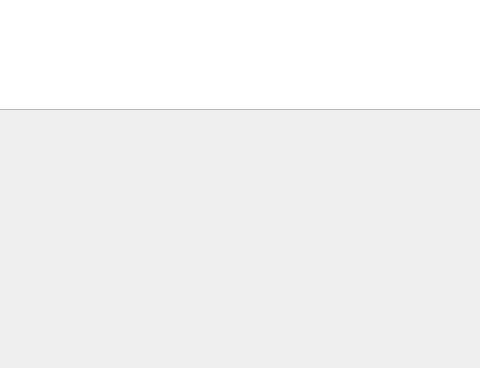
The window that forms/viewquestions.ui (vanshgupta29100/Quiz-Application-CPP-Qt) describes before a commit, drawn with Qt 5; both pictures show x 155 to 635 and y 232 to 600 of the 800 by 600 pixel window.
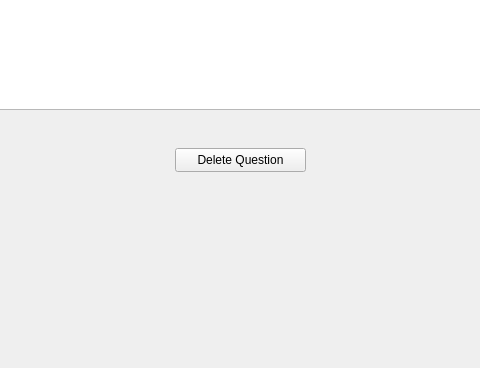
The same window after the commit.

Commit message: Added Delete Question Module

Diff of the .ui file:
```diff
--- a/forms/viewquestions.ui
+++ b/forms/viewquestions.ui
@@ -78,6 +78,19 @@
      </property>
     </column>
    </widget>
+   <widget class="QPushButton" name="deleteButton">
+    <property name="geometry">
+     <rect>
+      <x>330</x>
+      <y>380</y>
+      <width>131</width>
+      <height>24</height>
+     </rect>
+    </property>
+    <property name="text">
+     <string>Delete Question</string>
+    </property>
+   </widget>
   </widget>
   <widget class="QMenuBar" name="menubar">
    <property name="geometry">
```
The commit also changes 11 other files.
